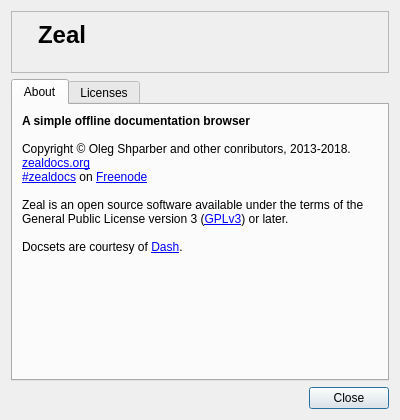
Qt form src/libs/ui/aboutdialog.ui (zealdocs/zeal) before a commit.
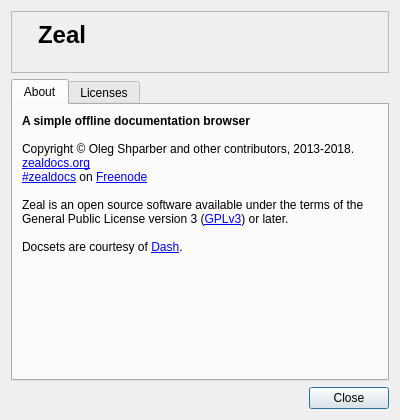
The same form after that commit. Icons and pictures are not drawn.

Commit message:
fixed typo, missing character
posting from Haiku OS.

What changed in the file:
```diff
--- a/src/libs/ui/aboutdialog.ui
+++ b/src/libs/ui/aboutdialog.ui
@@ -75,7 +75,7 @@
          <property name="text">
           <string>&lt;strong&gt;A simple offline documentation browser&lt;/strong&gt;
 &lt;br&gt;&lt;br&gt;
-Copyright &amp;copy; Oleg Shparber and other conributors, 2013-2018.
+Copyright &amp;copy; Oleg Shparber and other contributors, 2013-2018.
 &lt;br&gt;
 &lt;a href=&quot;https://zealdocs.org&quot;&gt;zealdocs.org&lt;/a&gt;
 &lt;br&gt;
```
